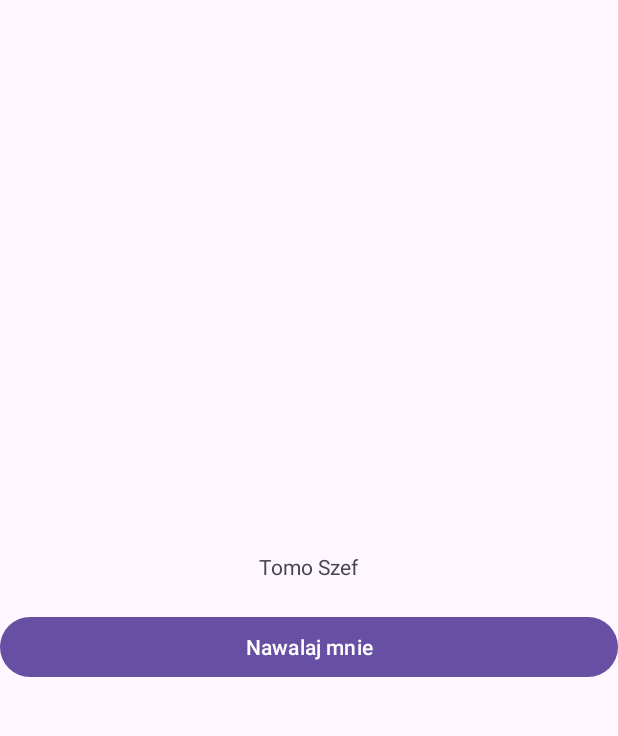
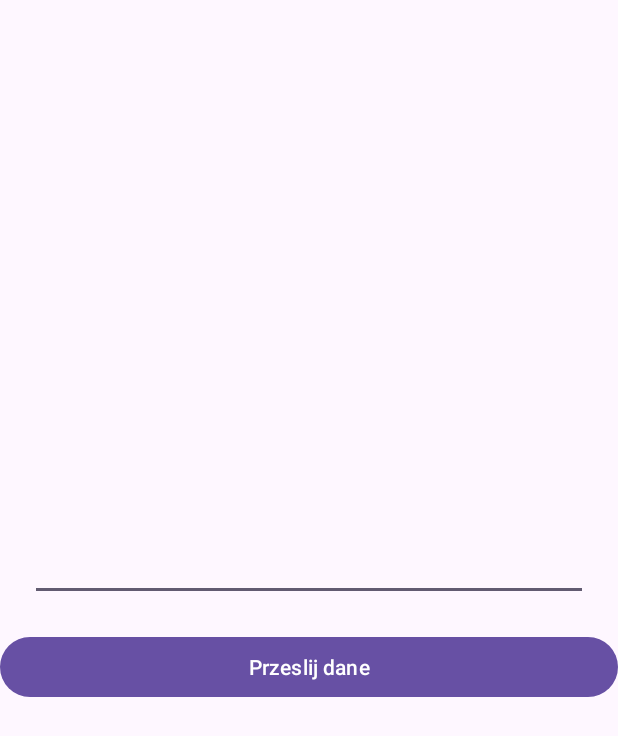
Before and after one commit to Pafryk78/MyApplication, an Android app: the layout activity_main.xml on its own in the app's theme, with its tools: preview values and no code run, on a phone screen of 412 x 824 dp. Shown: the top 736 px of the screen. Run offline under Robolectric (Android 15) with nearby library versions, the phone set to English and light mode, and no system bars.

Commit message:
Idziemy dalej

```diff
--- a/app/src/main/AndroidManifest.xml
+++ b/app/src/main/AndroidManifest.xml
@@ -13,6 +13,9 @@
         android:theme="@style/Theme.MyApplication"
         tools:targetApi="31">
         <activity
+            android:name=".MainActivity2"
+            android:exported="false" />
+        <activity
             android:name=".MainActivity"
             android:exported="true">
             <intent-filter>
--- a/app/src/main/res/layout/activity_main.xml
+++ b/app/src/main/res/layout/activity_main.xml
@@ -10,18 +10,19 @@
     android:orientation="vertical"
     android:gravity="center">
 
-    <TextView
-        android:id="@+id/myText"
-        android:layout_width="wrap_content"
+    <EditText
+        android:id="@+id/myEditText"
+        android:layout_width="match_parent"
         android:layout_height="wrap_content"
-        android:text="Tomo Szef"
-        android:layout_marginBottom="20dp" />
+        android:layout_marginBottom="20dp"
+        android:layout_marginHorizontal="20dp"
+      />
 
     <Button
         android:id="@+id/myButton"
         android:layout_width="match_parent"
         android:layout_height="wrap_content"
-        android:text="Nawalaj mnie"
-         />
+        android:text="@string/przeslij_dane"
+        />
 
 </LinearLayout>
--- a/app/src/main/res/values/strings.xml
+++ b/app/src/main/res/values/strings.xml
@@ -1,3 +1,4 @@
 <resources>
     <string name="app_name">My Application</string>
+    <string name="przeslij_dane">Przeslij dane</string>
 </resources>
```
Also changed, not shown: app/src/main/java/pl/revolshen/myapplication/MainActivity.kt (+9 -19 lines), app/src/main/java/pl/revolshen/myapplication/MainActivity2.kt (added, +22 -0 lines), app/src/main/res/layout/activity_main2.xml (added, +18 -0 lines).
